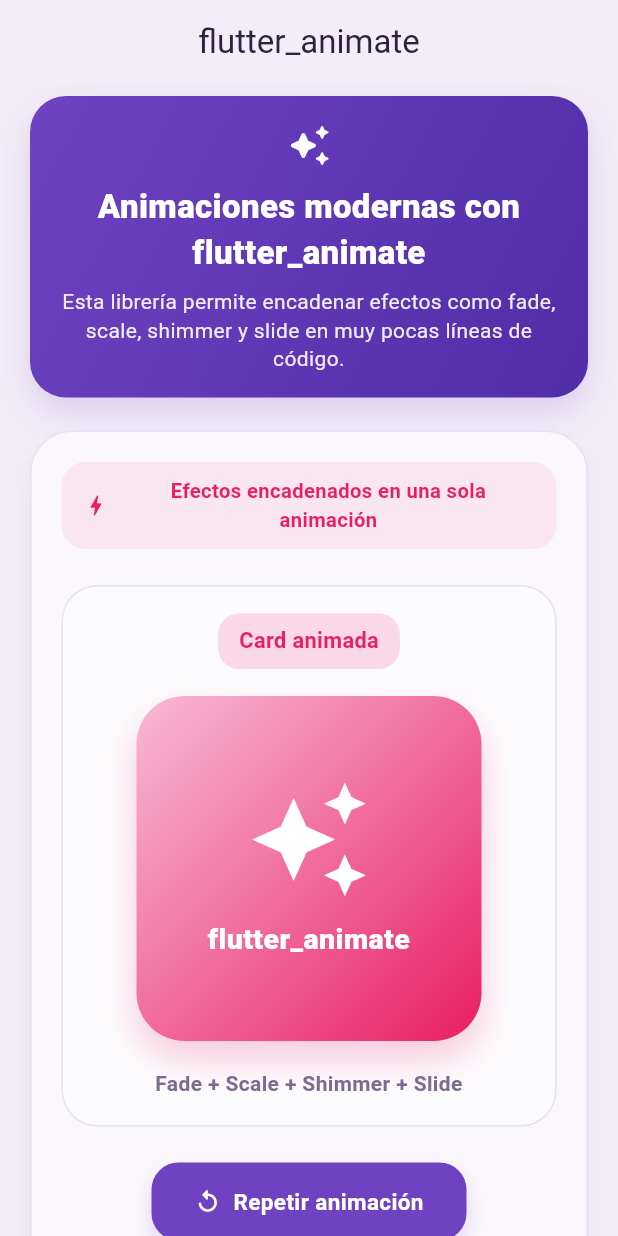
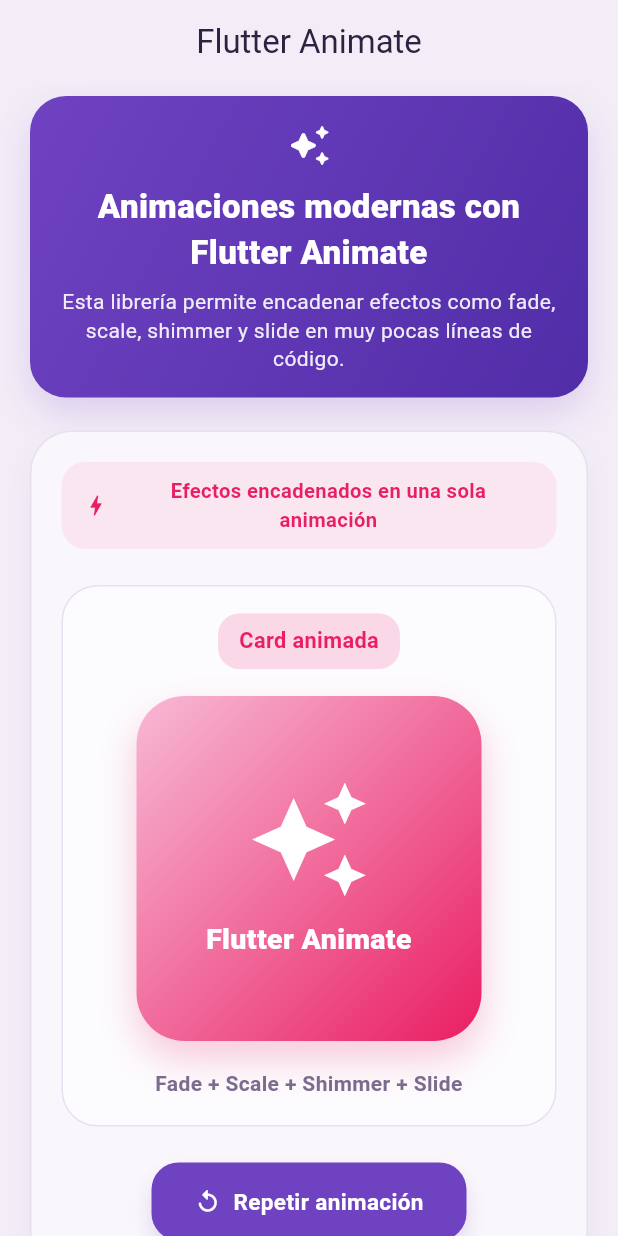
Before and after one commit to alejavalerua/AnimacionesFlutter_ExpoGrupo5, a Flutter app: the FlutterAnimateScreen screen opened directly, on a phone screen of 412 x 824 dp. Run offline on Flutter 3.47's test engine with Material 3 defaults, Android fonts, the phone set to English and light mode, and no system bars; drawn by our look-alikes of flutter_animate; our stand-ins replace lottie.

Commit message:
update titles in AnimatedOpacity and FlutterAnimate screens to improve consistency with app design

```diff
--- a/animaciones_demo/lib/screens/animated_opacity_screen.dart
+++ b/animaciones_demo/lib/screens/animated_opacity_screen.dart
@@ -31,7 +31,7 @@ class _AnimatedOpacityScreenState extends State<AnimatedOpacityScreen> {
     return Scaffold(
       backgroundColor: _bgColor,
       appBar: AppBar(
-        title: const Text('AnimatedOpacity + AnimatedSwitcher'),
+        title: const Text('AnimatedOpacity'),
         backgroundColor: _bgColor,
         foregroundColor: _textPrimary,
         elevation: 0,
--- a/animaciones_demo/lib/screens/flutter_animate_screen.dart
+++ b/animaciones_demo/lib/screens/flutter_animate_screen.dart
@@ -26,7 +26,7 @@ class FlutterAnimateScreen extends StatelessWidget {
     return Scaffold(
       backgroundColor: _bgColor,
       appBar: AppBar(
-        title: const Text('flutter_animate'),
+        title: const Text('Flutter Animate'),
         backgroundColor: _bgColor,
         foregroundColor: _textPrimary,
         elevation: 0,
@@ -64,7 +64,7 @@ class FlutterAnimateScreen extends StatelessWidget {
                     ),
                     const SizedBox(height: 10),
                     const Text(
-                      'Animaciones modernas con flutter_animate',
+                      'Animaciones modernas con Flutter Animate',
                       textAlign: TextAlign.center,
                       style: TextStyle(
                         color: Colors.white,
@@ -192,7 +192,7 @@ class FlutterAnimateScreen extends StatelessWidget {
                                     ),
                                     SizedBox(height: 12),
                                     Text(
-                                      'flutter_animate',
+                                      'Flutter Animate',
                                       textAlign: TextAlign.center,
                                       style: TextStyle(
                                         color: Colors.white,
```
